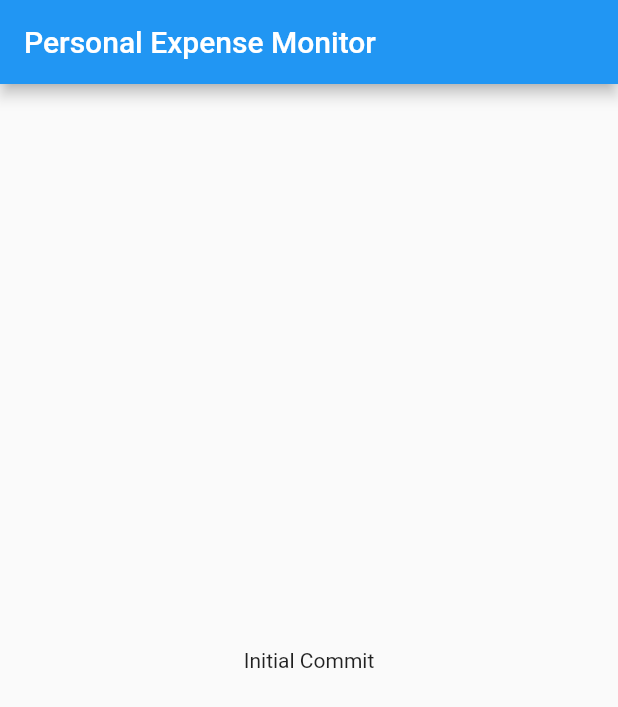
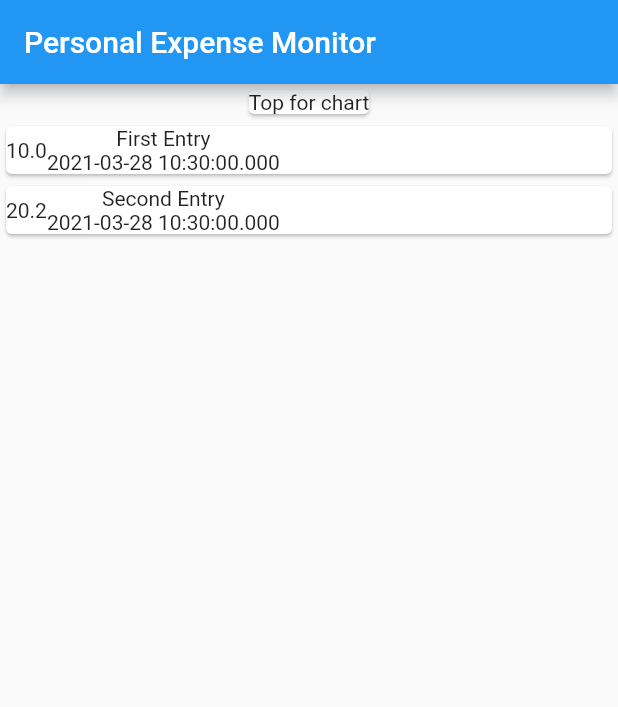
Before and after one commit to Chintan22/personal_expense_monitor, a Flutter app: the screen it shows after launch, on a phone screen of 412 x 824 dp. Shown: the top 707 px of the screen. Run offline on Flutter 3.47's test engine with Material 2 defaults, Android fonts, the phone set to English and light mode, and no system bars.

Commit message:
first draft

```diff
--- /dev/null
+++ b/lib/entryList.dart
@@ -0,0 +1,14 @@
+import 'package:flutter/foundation.dart';
+
+class Entry {
+  final String id;
+  final String entryName;
+  final double cost;
+  final DateTime date;
+
+  Entry(
+      {@required this.id,
+      @required this.entryName,
+      @required this.cost,
+      @required this.date});
+}
--- a/lib/main.dart
+++ b/lib/main.dart
@@ -1,4 +1,5 @@
 import 'package:flutter/material.dart';
+import './entryList.dart';
 
 void main() => runApp(MyApp());
 
@@ -13,15 +14,44 @@ class MyApp extends StatelessWidget {
 }
 
 class MyHomePage extends StatelessWidget {
+  final List<Entry> entries = [
+    Entry(
+        id: 'et1', entryName: 'First Entry', cost: 10.00, date: DateTime.now()),
+    Entry(
+        id: 'et2', entryName: 'Second Entry', cost: 20.20, date: DateTime.now())
+  ];
+
   @override
   Widget build(BuildContext context) {
     return Scaffold(
-      appBar: AppBar(
-        title: Text('Personal Expense Monitor'),
-      ),
-      body: Center(
-        child: Text('Initial Commit'),
-      ),
-    );
+        appBar: AppBar(
+          title: Text('Personal Expense Monitor'),
+        ),
+        body: Column(
+          children: [
+            Card(
+              child: Text('Top for chart'),
+            ),
+            Column(
+              children: entries.map((et) {
+                return Card(
+                  child: Row(
+                    children: <Widget>[
+                      Container(
+                        child: Text(et.cost.toString()),
+                      ),
+                      Column(
+                        children: <Widget>[
+                          Text(et.entryName),
+                          Text(et.date.toString())
+                        ],
+                      )
+                    ],
+                  ),
+                );
+              }).toList(),
+            )
+          ],
+        ));
   }
 }
```
